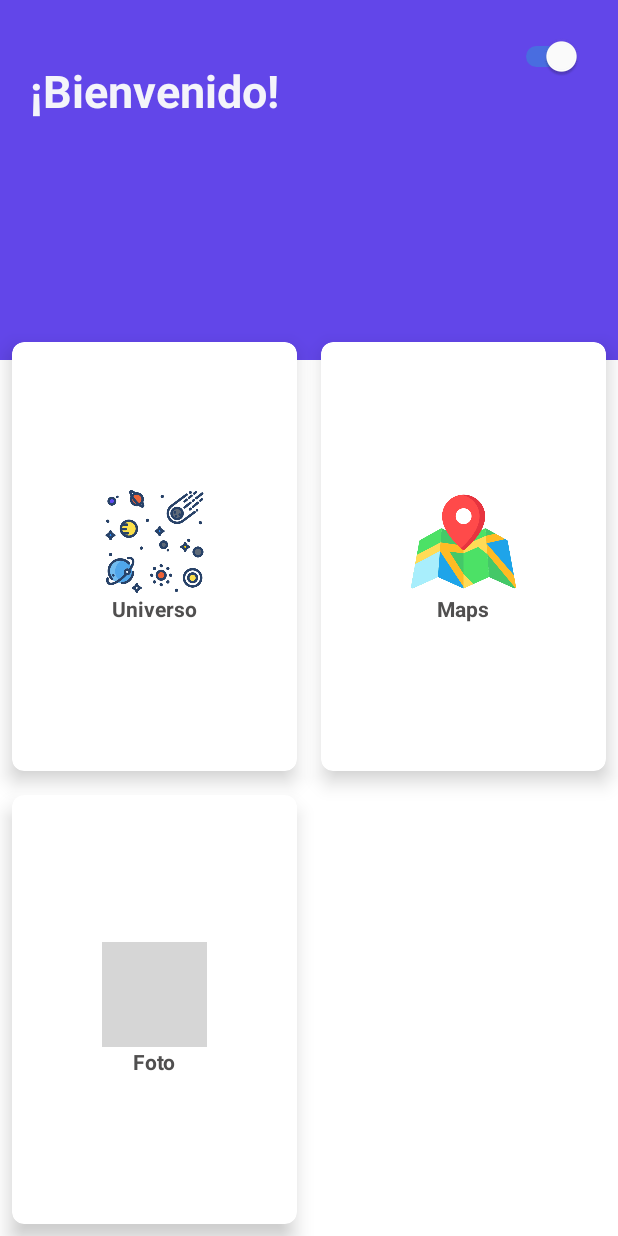
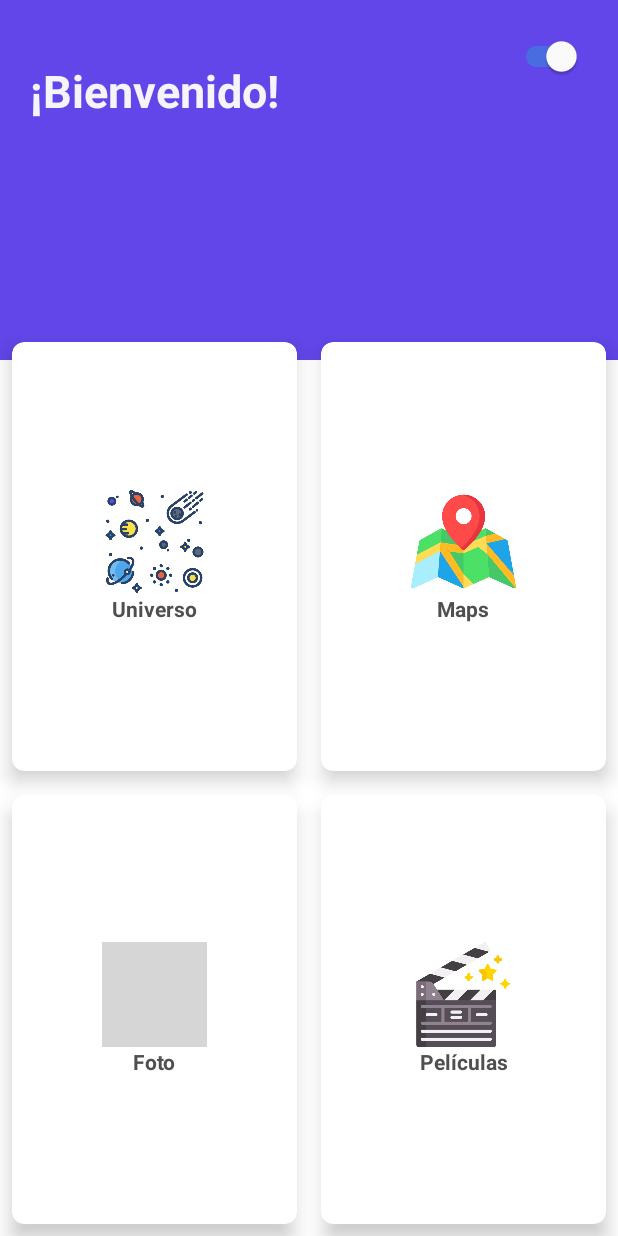
Before and after one commit to HenryChiquin/LoginJava, an Android app: the screen it shows after launch once a user with an empty profile is signed in (Activity_principalpantalla), on a phone screen of 412 x 824 dp. Run offline under Robolectric (Android 15) with nearby library versions, the phone set to English and light mode, and no system bars; our stand-ins replace Firebase (no records; nobody signed in at launch, a user with empty details on screens opened directly); grey boxes are pictures that could not be loaded.

Commit message:
Integración de catálogo de películas

```diff
--- a/app/build.gradle
+++ b/app/build.gradle
@@ -70,5 +70,6 @@ dependencies {
 
 
     implementation "androidx.cardview:cardview:1.0.0"
+    implementation 'com.github.bumptech.glide:glide:4.11.0'
 }
 apply plugin: 'com.google.gms.google-services'
--- a/app/src/main/AndroidManifest.xml
+++ b/app/src/main/AndroidManifest.xml
@@ -14,6 +14,10 @@
         android:roundIcon="@mipmap/ic_launcher_round"
         android:supportsRtl="true"
         android:theme="@style/Theme.LoginJava">
+        <activity
+            android:name=".Activity_movie"
+            android:exported="false" />
+
         <meta-data
             android:name="com.google.android.actions"
             android:resource="@xml/file_paths" />
@@ -25,7 +29,7 @@
             android:grantUriPermissions="true">
             <meta-data
                 android:name="android.support.FILE_PROVIDER_PATHS"
-                android:resource="@xml/file_paths"></meta-data>
+                android:resource="@xml/file_paths" />
         </provider>
 
         <activity
--- a/app/src/main/java/com/example/loginjava/Activity_principalpantalla.java
+++ b/app/src/main/java/com/example/loginjava/Activity_principalpantalla.java
@@ -32,12 +32,11 @@ public class Activity_principalpantalla extends AppCompatActivity {
 
     TextView textViewUsuario,emailTxt;
     private Switch swCerrarSesion;
-    private ImageView imgVCerrrSesion;
     private ImageButton imgBtnOffSesion;
     private ListView lvMenuPrincipal;
     private GoogleApiClient googleApiClient;
 
-    private CardView cardViewUniverso,cardViewMaps,cardViewCamera;
+    private CardView cardViewUniverso,cardViewMaps,cardViewCamera, cardViewMovie;
     @Override
     protected void onCreate(Bundle savedInstanceState) {
         super.onCreate(savedInstanceState);
@@ -45,6 +44,7 @@ public class Activity_principalpantalla extends AppCompatActivity {
         cardViewUniverso = findViewById(R.id.cardViewUniverso);
         cardViewMaps = findViewById(R.id.cardViewMaps);
         cardViewCamera = findViewById(R.id.cardViewCamera);
+        cardViewMovie = findViewById(R.id.cardViewMovies);
 
         swCerrarSesion = findViewById(R.id.swCerrarSesion);
 
@@ -55,6 +55,8 @@ public class Activity_principalpantalla extends AppCompatActivity {
         cardViewUniverso.setOnClickListener(View -> getUniverso());
         cardViewMaps.setOnClickListener(View -> getMaps());
         cardViewCamera.setOnClickListener(View -> getCamera());
+        cardViewMovie.setOnClickListener(View -> getMovie());
+
         getUserProfile();
         swCerrarSesion.setOnClickListener(view -> {
             if(view.getId() == R.id.swCerrarSesion){
@@ -79,6 +81,10 @@ public class Activity_principalpantalla extends AppCompatActivity {
         Intent intCamera = new Intent(getApplicationContext(), Activity_Camera.class);
         startActivity(intCamera);
     }
+    public void getMovie(){
+        Intent intMovie = new Intent(getApplicationContext(), Activity_movie.class);
+        startActivity(intMovie);
+    }
 
     public void getUserProfile() {
         FirebaseUser user = FirebaseAuth.getInstance().getCurrentUser();
--- a/app/src/main/res/layout/activity_planetas.xml
+++ b/app/src/main/res/layout/activity_planetas.xml
@@ -54,7 +54,7 @@
         android:layout_width="wrap_content"
         android:layout_height="wrap_content"
         android:layout_marginTop="16dp"
-        android:text="Planteas"
+        android:text="@string/title_planetas"
         android:textColor="#6246e9"
         android:textSize="24sp"
         android:textStyle="bold"
--- a/app/src/main/res/layout/activity_principalpantalla.xml
+++ b/app/src/main/res/layout/activity_principalpantalla.xml
@@ -188,6 +188,45 @@
             </LinearLayout>
         </androidx.cardview.widget.CardView>
 
+        <androidx.cardview.widget.CardView
+            android:foreground="?android:attr/selectableItemBackground"
+            android:clickable="true"
+            android:id="@+id/cardViewMovies"
+            android:layout_width="wrap_content"
+            android:layout_height="wrap_content"
+            android:layout_row="1"
+            android:layout_rowWeight="1"
+            android:layout_column="1"
+            android:layout_columnWeight="1"
+            android:layout_gravity="fill"
+            android:layout_margin="8dp"
+            app:cardBackgroundColor="#FFFFFF"
+            app:cardCornerRadius="8dp"
+            app:cardElevation="8dp">
+
+            <LinearLayout
+                android:layout_width="wrap_content"
+                android:layout_height="wrap_content"
+                android:layout_gravity="center_vertical|center_horizontal"
+                android:gravity="center"
+                android:orientation="vertical">
+
+                <ImageView
+                    android:id="@+id/imgViewMovie"
+                    android:layout_width="70dp"
+                    android:layout_height="70dp"
+                    android:src="@drawable/moviesicon" />
+
+                <TextView
+                    android:layout_width="wrap_content"
+                    android:layout_height="wrap_content"
+                    android:text="Películas"
+                    android:textAlignment="center"
+                    android:textColor="#504F4F"
+                    android:textStyle="bold" />
+            </LinearLayout>
+        </androidx.cardview.widget.CardView>
+
 
     </GridLayout>
 
--- a/app/src/main/res/layout/planetas_layout_listaplanetas.xml
+++ b/app/src/main/res/layout/planetas_layout_listaplanetas.xml
@@ -49,7 +49,7 @@
 
                     <TextView
                         android:id="@+id/nombretxt"
-                        android:layout_width="166dp"
+                        android:layout_width="245dp"
                         android:layout_height="match_parent"
                         android:layout_marginTop="8dp"
                         android:text="@string/app_name"
@@ -58,7 +58,7 @@
 
                     <TextView
                         android:id="@+id/idtxt"
-                        android:layout_width="185dp"
+                        android:layout_width="92dp"
                         android:layout_height="wrap_content"
                         android:text="@string/app_name"
                         android:textAlignment="textEnd"
--- a/app/src/main/res/values/strings.xml
+++ b/app/src/main/res/values/strings.xml
@@ -13,4 +13,10 @@
     <string name="menu_home">Home</string>
     <string name="menu_gallery">Gallery</string>
     <string name="menu_slideshow">Slideshow</string>
+
+    <string name="title_planetas">Planetas</string>
+    <string name="title_maps">Maps</string>
+    <string name="title_foto">Foto</string>
+    <string name="title_movies">Películas</string>
+
 </resources>
--- a/build.gradle
+++ b/build.gradle
@@ -3,6 +3,7 @@ buildscript {
     repositories {
         google()
         mavenCentral()
+        maven { url 'https://maven.google.com' }
     }
     dependencies {
         classpath "com.android.tools.build:gradle:7.0.4"
```
Also changed, not shown: app/src/main/java/com/example/loginjava/Activity_movie.java (added, +133 -0 lines), app/src/main/java/com/example/loginjava/model/Adaptery.java (added, +71 -0 lines), app/src/main/java/com/example/loginjava/model/MovieModelClass.java (added, +40 -0 lines), app/src/main/res/layout/activity_movie.xml (added, +67 -0 lines), app/src/main/res/layout/movie_item.xml (added, +67 -0 lines), app/src/main/res/drawable-v24/moviesicon.png (added), gradle/wrapper/gradle-wrapper.properties, 1 other file.
